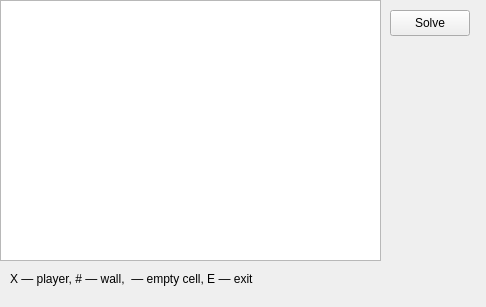
Above: mainwindow.ui from VSU-Labs/WaveRook before the change. Below: the same form after it.
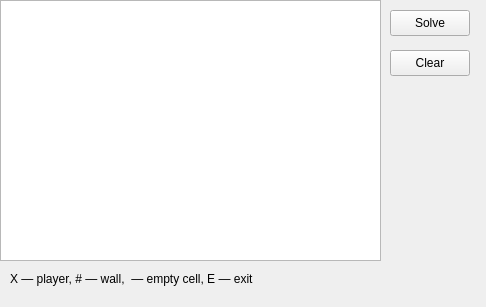
That is the form after the change.

```diff
--- a/mainwindow.ui
+++ b/mainwindow.ui
@@ -65,6 +65,19 @@
      <bool>false</bool>
     </property>
    </widget>
+   <widget class="QPushButton" name="clear">
+    <property name="geometry">
+     <rect>
+      <x>390</x>
+      <y>50</y>
+      <width>80</width>
+      <height>26</height>
+     </rect>
+    </property>
+    <property name="text">
+     <string>Clear</string>
+    </property>
+   </widget>
   </widget>
  </widget>
  <layoutdefault spacing="6" margin="11"/>
```
